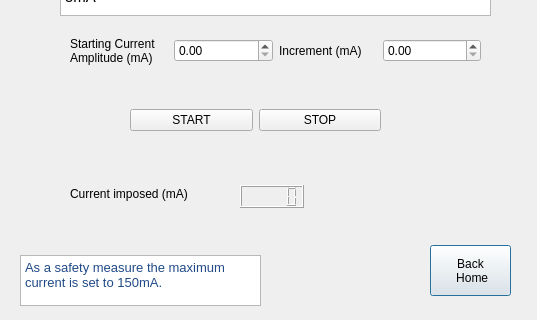
This is _Stimulation/stimulation_GUI/protocol1.ui in annasparapani/MScThesis_tSCS as Qt 5 draws it before an edit; both pictures show x 0 to 537 and y 155 to 475 of the 537 by 475 pixel window. The edited form follows.
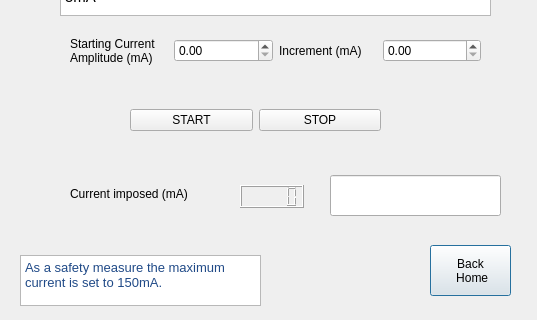
This is the edited form.

The edit to the form file:
```diff
--- a/_Stimulation/stimulation_GUI/protocol1.ui
+++ b/_Stimulation/stimulation_GUI/protocol1.ui
@@ -127,7 +127,7 @@
     </rect>
    </property>
   </widget>
-  <widget class="QWidget" name="">
+  <widget class="QWidget" name="layoutWidget">
    <property name="geometry">
     <rect>
      <x>70</x>
@@ -160,6 +160,22 @@
     </item>
    </layout>
   </widget>
+  <widget class="QLineEdit" name="lineEdit_StimState">
+   <property name="geometry">
+    <rect>
+     <x>330</x>
+     <y>330</y>
+     <width>171</width>
+     <height>41</height>
+    </rect>
+   </property>
+   <property name="font">
+    <font>
+     <family>Laksaman</family>
+     <pointsize>15</pointsize>
+    </font>
+   </property>
+  </widget>
  </widget>
  <resources/>
  <connections/>
```
